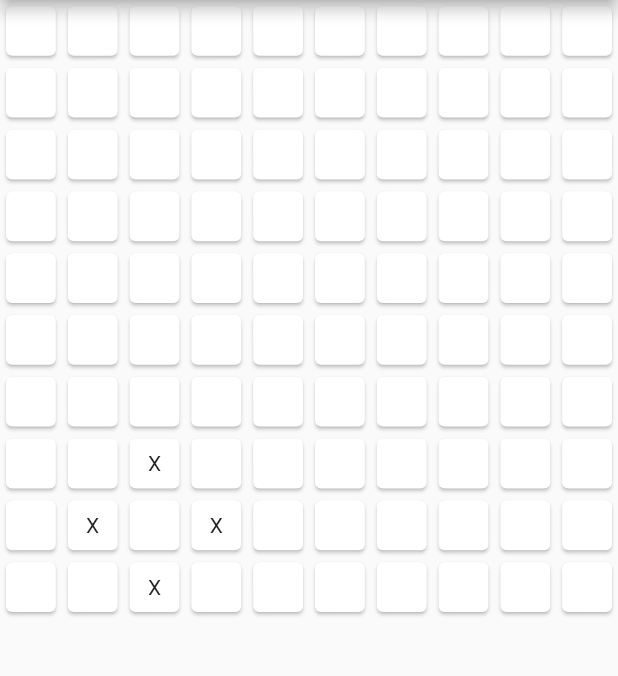
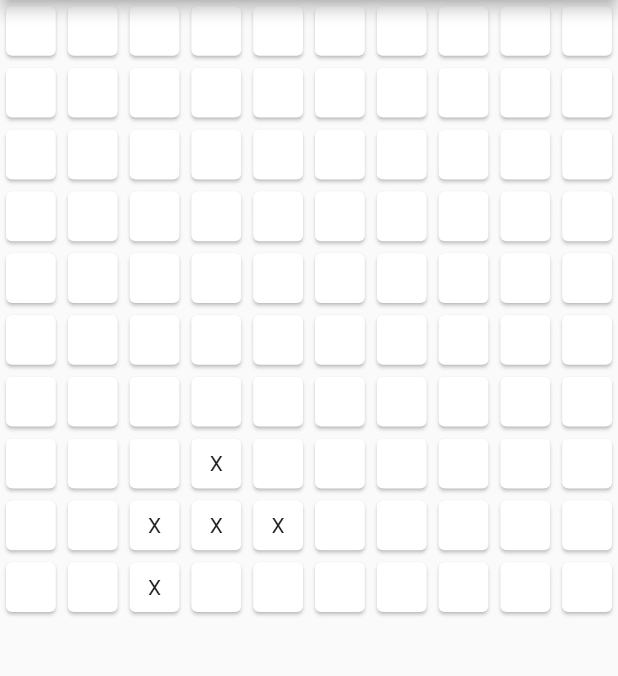
Before and after one commit to micedreams/game_of_life, a Flutter app: the GameOfLife screen opened directly, after a tap on an icon or button, on a phone screen of 412 x 824 dp, the part 84-760 px from its top. Run offline on Flutter 3.47's test engine with Material 2 defaults, Android fonts, the phone set to English and light mode, and no system bars; our stand-ins replace flutter_bloc.

Commit message:
new game of life

```diff
--- a/lib/game_of_life.dart
+++ b/lib/game_of_life.dart
@@ -2,8 +2,6 @@ import 'package:flutter/material.dart';
 import 'package:game_of_life/game_of_life_functions.dart';
 
 class GameOfLife extends StatefulWidget {
-  static const routeName = '/Home';
-
   @override
   State<StatefulWidget> createState() => new _GameOfLifeState();
 }
@@ -11,7 +9,6 @@ class GameOfLife extends StatefulWidget {
 class _GameOfLifeState extends State<GameOfLife> {
   GameOfLifeFunctions world = new GameOfLifeFunctions();
   var arr = new List.filled(100, "", growable: false);
-  late Stream _bids;
 
   @override
   initState() {
@@ -19,26 +16,19 @@ class _GameOfLifeState extends State<GameOfLife> {
     super.initState();
   }
 
-  initial() async {
-    _bids = (() async* {
-      await Future<void>.delayed(Duration(seconds: 1));
-      setState(() {
-        arr = world.setValues(arr);
-      });
-      await Future<void>.delayed(Duration(seconds: 1));
-    })();
-  }
-
   @override
   Widget build(context) {
-    initial();
     return new Scaffold(
         appBar: new AppBar(
           title: new Text("Game of life"),
         ),
-        body: StreamBuilder(
-            stream: _bids,
-            builder: (context, snapshot) {
+        body: FutureBuilder(future: (() async {
+          await Future<void>.delayed(Duration(seconds: 1));
+          setState(() {
+            arr = world.setNewValues(arr);
+          });
+          await Future<void>.delayed(Duration(seconds: 1));
+        })(), builder: (context, snapshot) {
           return GridView.count(
             crossAxisCount: 10,
             children: List.generate(100, (index) {
--- /dev/null
+++ b/lib/game_of_life_bloc.dart
@@ -0,0 +1,26 @@
+import 'package:flutter_bloc/flutter_bloc.dart';
+import 'package:game_of_life/game_of_life_event.dart';
+import 'package:game_of_life/game_of_life_functions.dart';
+import 'package:game_of_life/game_of_life_state.dart';
+
+class GameOfLifeBloc extends Bloc<GameOfLifeEvent, GameOfLifeState> {
+  GameOfLifeFunctions function = new GameOfLifeFunctions();
+  var arr = List.filled(100, "", growable: false);
+  GameOfLifeBloc()
+      : super(GameOfLifeState(arr: List.filled(100, "", growable: false))) {
+    on<ResetEvent>((event, emit) {
+      var dispose = function.onReset();
+      arr = dispose;
+      emit(GameOfLifeState(arr: arr));
+    });
+    on<NewStateEvent>((event, emit) {
+      var newState = function.setNewValues(arr);
+      arr = newState;
+      emit(GameOfLifeState(arr: arr));
+    });
+    on<ClickEvent>((event, emit) {
+      arr = function.onClick(event.index);
+      emit(GameOfLifeState(arr: arr));
+    });
+  }
+}
--- /dev/null
+++ b/lib/game_of_life_event.dart
@@ -0,0 +1,10 @@
+abstract class GameOfLifeEvent {}
+
+class ResetEvent extends GameOfLifeEvent {}
+
+class NewStateEvent extends GameOfLifeEvent {}
+
+class ClickEvent extends GameOfLifeEvent {
+  final int index;
+  ClickEvent(this.index);
+}
--- a/lib/game_of_life_functions.dart
+++ b/lib/game_of_life_functions.dart
@@ -18,7 +18,7 @@ class GameOfLifeFunctions {
     return arr;
   }
 
-  setValues(arr) {
+  setNewValues(arr) {
     int total = arr.length;
     for (var i = 0; i < total; i++) {
       count = _calculateLive(i, arr);
@@ -33,7 +33,6 @@ class GameOfLifeFunctions {
   }
 
   onClick(index) {
-    setValues(arr);
     arr[index] = "X";
     return arr;
   }
--- /dev/null
+++ b/lib/game_of_life_state.dart
@@ -0,0 +1,4 @@
+class GameOfLifeState {
+  final arr;
+  GameOfLifeState({this.arr});
+}
--- /dev/null
+++ b/lib/game_of_life_view.dart
@@ -0,0 +1,45 @@
+import 'package:flutter/material.dart';
+import 'package:flutter_bloc/flutter_bloc.dart';
+import 'package:game_of_life/game_of_life_bloc.dart';
+import 'package:game_of_life/game_of_life_event.dart';
+import 'package:game_of_life/game_of_life_state.dart';
+
+class GameOfLifeView extends StatefulWidget {
+  @override
+  State<StatefulWidget> createState() => new _GameOfLifeViewState();
+}
+
+class _GameOfLifeViewState extends State<GameOfLifeView> {
+  @override
+  Widget build(context) {
+    final bloc = BlocProvider.of<GameOfLifeBloc>(context);
+    return new Scaffold(
+        appBar: new AppBar(
+          title: new Text("Game of life"),
+        ),
+        body: BlocBuilder<GameOfLifeBloc, GameOfLifeState>(
+          builder: (context, state) {
+            return FutureBuilder(future: (() async {
+              await Future<void>.delayed(Duration(seconds: 1));
+              bloc.add(NewStateEvent());
+              await Future<void>.delayed(Duration(seconds: 1));
+            })(), builder: (context, snapshot) {
+              return GridView.count(
+                crossAxisCount: 10,
+                children: List.generate(100, (index) {
+                  return InkWell(
+                    onTap: () {
+                      return bloc.add(ClickEvent(index));
+                    },
+                    onLongPress: () {
+                      return bloc.add(ResetEvent());
+                    },
+                    child: Card(child: Center(child: Text(state.arr[index]))),
+                  );
+                }),
+              );
+            });
+          },
+        ));
+  }
+}
--- a/lib/main.dart
+++ b/lib/main.dart
@@ -1,15 +1,34 @@
 import 'package:flutter/material.dart';
+import 'package:flutter_bloc/flutter_bloc.dart';
+import 'package:game_of_life/game_of_life_bloc.dart';
+import 'package:game_of_life/game_of_life_event.dart';
+import 'package:game_of_life/game_of_life_view.dart';
 import 'game_of_life.dart';
 
-void main() {
-  runApp(MyApp());
+void main() async {
+  runApp(BLoCPatternFlutter());
 }
 
-class MyApp extends StatelessWidget {
+class BLoCPatternFlutter extends StatelessWidget {
   @override
   Widget build(BuildContext context) {
     return MaterialApp(
       title: "Game of life",
+      debugShowCheckedModeBanner: false,
+      home: BlocProvider<GameOfLifeBloc>(
+        create: (context) => GameOfLifeBloc()..add(ResetEvent()),
+        child: GameOfLifeView(),
+      ),
+    );
+  }
+}
+
+class Vanilla extends StatelessWidget {
+  @override
+  Widget build(BuildContext context) {
+    return MaterialApp(
+      title: "Game of life",
+      debugShowCheckedModeBanner: false,
       home: GameOfLife(),
     );
   }
--- a/pubspec.yaml
+++ b/pubspec.yaml
@@ -21,11 +21,10 @@ environment:
   sdk: ">=2.13.0 <3.0.0"
 
 dependencies:
+  cupertino_icons: ^1.0.0
   flutter:
     sdk: flutter
-  cupertino_icons: ^1.0.0
-
-
+  flutter_bloc: ^8.0.1
 
 dev_dependencies:
   flutter_test:
```
Also changed, not shown: pubspec.lock, 1 other file. Lines whose indentation alone changed are shown as unchanged.
